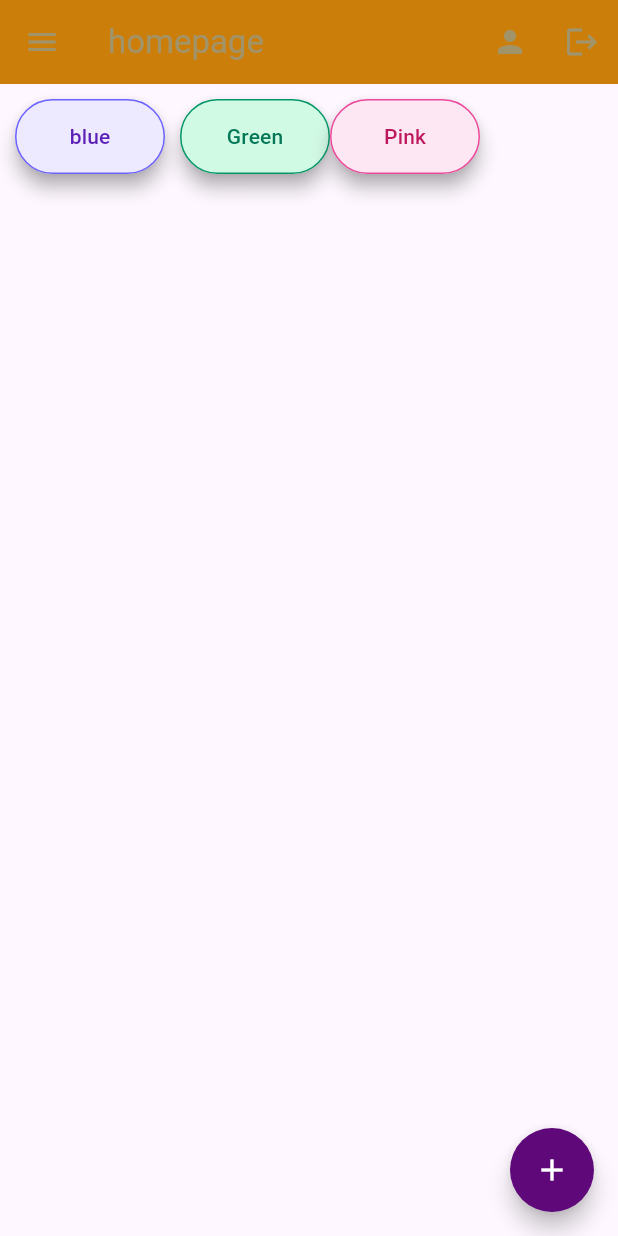
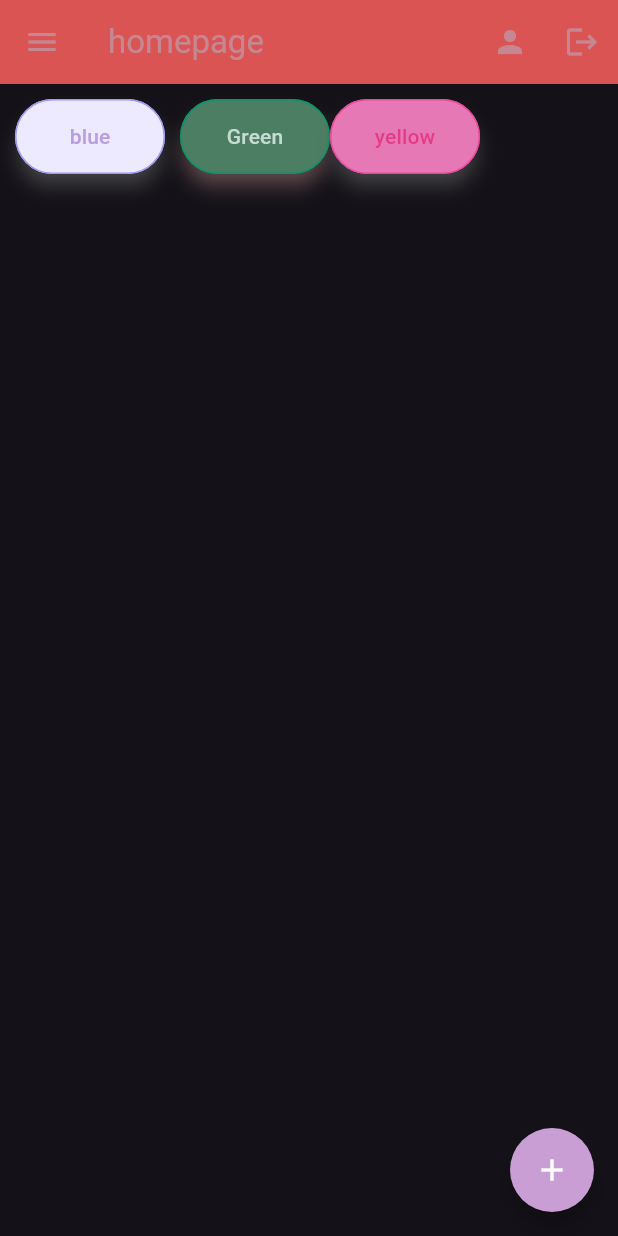
Before and after one commit to hridyghosh-collab/flutter_1086, a Flutter app: the HomePage screen opened directly, on a phone screen of 412 x 824 dp. Run offline on Flutter 3.47's test engine with Material 3 defaults, Android fonts, the phone set to English and light mode, and no system bars.

Commit message:
first commit

```diff
--- a/lib/home_page_2.dart
+++ b/lib/home_page_2.dart
@@ -8,8 +8,8 @@ class HomePage extends StatelessWidget {
     return Scaffold(
       appBar: AppBar(
         title: Text("homepage"),
-        backgroundColor: const Color.fromARGB(255, 204, 126, 10),
-        foregroundColor: const Color.fromARGB(108, 104, 177, 236),
+        backgroundColor: const Color.fromARGB(255, 218, 84, 84),
+        foregroundColor: const Color.fromARGB(108, 170, 204, 231),
         //leading: Icon(Icons.home),
         actions: [
           IconButton(onPressed: () {}, icon: Icon(Icons.person)),
@@ -28,7 +28,7 @@ class HomePage extends StatelessWidget {
 
             ListTile(
               leading: Icon(Icons.settings),
-              hoverColor: const Color.fromARGB(255, 59, 171, 228),
+              hoverColor: const Color.fromARGB(255, 176, 201, 33),
               title: Text("homepage"),
               onTap: () {},
             ),
@@ -43,7 +43,7 @@ class HomePage extends StatelessWidget {
             ListTile(
               leading: Icon(Icons.person),
               trailing: IconButton(onPressed: () {}, icon: Icon(Icons.logout)),
-              hoverColor: const Color.fromARGB(255, 221, 190, 104),
+              hoverColor: const Color.fromARGB(255, 10, 214, 129),
               title: Text("profile"),
             ),
           ],
@@ -51,9 +51,9 @@ class HomePage extends StatelessWidget {
       ),
       floatingActionButton: FloatingActionButton(
         onPressed: () {},
-        backgroundColor: const Color.fromARGB(255, 94, 8, 121),
+        backgroundColor: const Color.fromARGB(255, 200, 158, 212),
         foregroundColor: Colors.white,
-        hoverColor: const Color.fromARGB(255, 105, 34, 12),
+        hoverColor: const Color.fromARGB(255, 230, 118, 84),
         tooltip: "Write",
         shape: CircleBorder(),
         child: Icon(Icons.add),
@@ -65,9 +65,9 @@ class HomePage extends StatelessWidget {
             child: TextButton(
               onPressed: () {},
               style: TextButton.styleFrom(
-                side: BorderSide(color: Color(0xFF6C63FF)),
+                side: BorderSide(color: Color.fromARGB(255, 156, 152, 245)),
                 backgroundColor: Color(0xFFEDE9FE),
-                foregroundColor: Color(0xFF5B21B6),
+                foregroundColor: Color.fromARGB(255, 184, 158, 224),
                 shadowColor: Colors.grey,
                 elevation: 5,
                 fixedSize: Size(100, 50),
@@ -79,9 +79,9 @@ class HomePage extends StatelessWidget {
             onPressed: () {},
             style: TextButton.styleFrom(
               side: BorderSide(color: Color(0xFF059669)),
-              backgroundColor: Color(0xFFD1FAE5),
-              foregroundColor: Color(0xFF047857),
-              shadowColor: Colors.grey,
+              backgroundColor: Color.fromARGB(255, 75, 126, 99),
+              foregroundColor: Color.fromARGB(255, 199, 219, 213),
+              shadowColor: const Color.fromARGB(255, 226, 172, 172),
               elevation: 5,
               fixedSize: Size(100, 50),
             ),
@@ -92,13 +92,13 @@ class HomePage extends StatelessWidget {
             onPressed: () {},
             style: TextButton.styleFrom(
               side: BorderSide(color: Color(0xFFEC4899)),
-              backgroundColor: Color(0xFFFCE7F3),
-              foregroundColor: Color(0xFFBE185D),
+              backgroundColor: Color.fromARGB(255, 230, 120, 182),
+              foregroundColor: Color.fromARGB(255, 228, 59, 130),
               shadowColor: Colors.grey,
               elevation: 5,
               fixedSize: Size(100, 50),
             ),
-            child: Text("Pink"),
+            child: Text("yellow"),
           ),
         ],
       ),
--- a/lib/main.dart
+++ b/lib/main.dart
@@ -1,23 +1,19 @@
 import 'package:flutter/material.dart';
-import 'package:google_fonts/google_fonts.dart';
-import 'package:smartphone_project/home_page.dart';
+import 'package:smartphone_project/home_page_2.dart';
 
 void main() {
   runApp(const MyApp());
 }
 
-class HomePage extends StatelessWidget {
-  const HomePage({super.key});
+class MyApp extends StatelessWidget {
+  const MyApp({super.key});
 
   @override
   Widget build(BuildContext context) {
-    return Scaffold(
-      body: Center(
-        child: Text(
-          "Welcome to the class",
-          style: GoogleFonts.lobster(fontSize: 40, color: Colors.purple),
-        ),
-      ),
+    return MaterialApp(
+      theme: ThemeData.dark(),
+      debugShowCheckedModeBanner: false,
+      home: HomePage(),
     );
   }
 }
```
